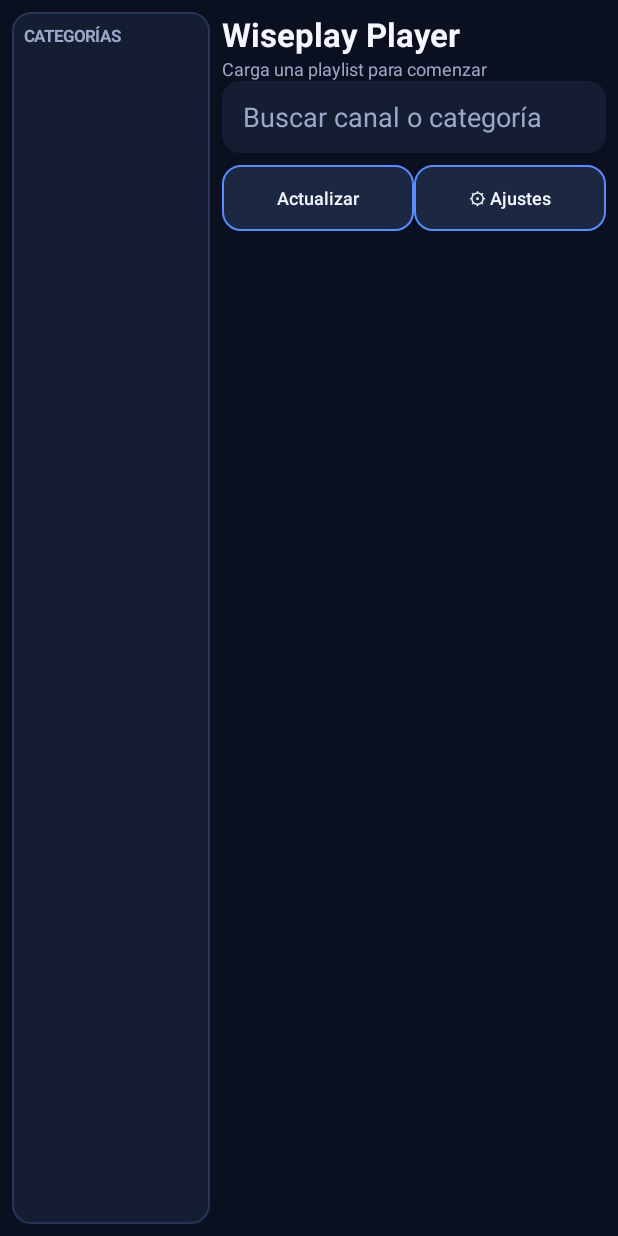
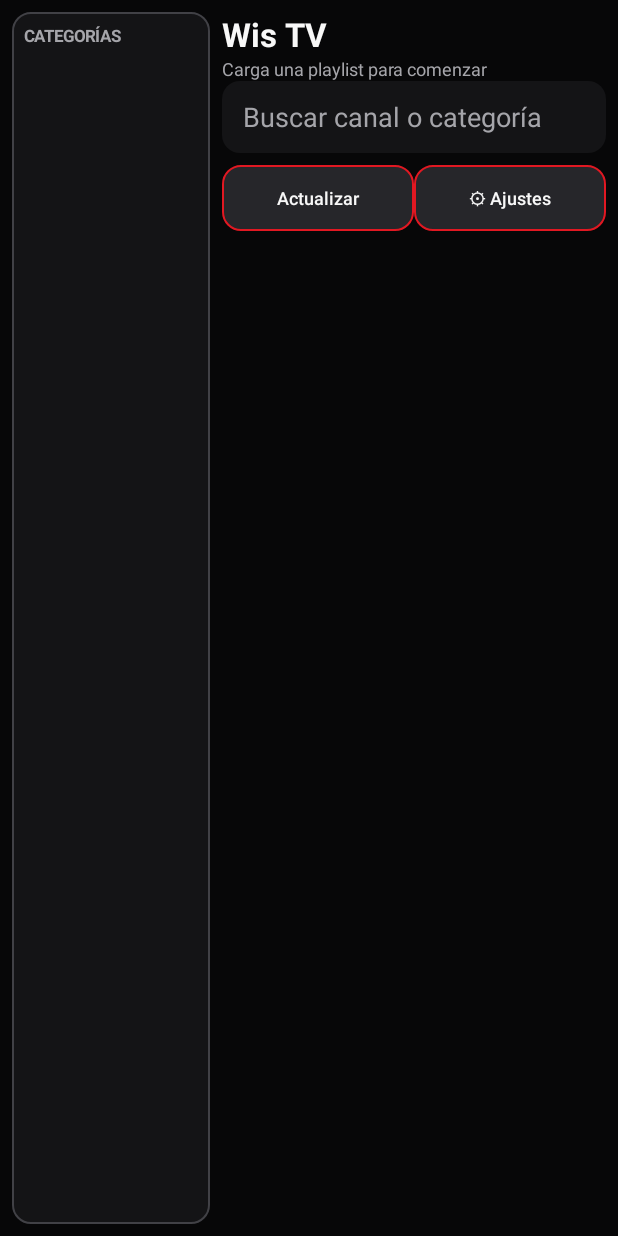
Before and after one commit to cronus100x/app-beta-2, an Android app: the screen it shows after launch (MainActivity), on a phone screen of 412 x 824 dp. Run offline under Robolectric (Android 15) with nearby library versions, the phone set to English and light mode, and no system bars.

Commit message:
Renombrar a Wis TV y aplicar estilo KillerTV

```diff
--- a/app/src/main/AndroidManifest.xml
+++ b/app/src/main/AndroidManifest.xml
@@ -6,7 +6,7 @@
 
     <application
         android:allowBackup="true"
-        android:label="Wiseplay Player"
+        android:label="Wis TV"
         android:supportsRtl="true"
         android:usesCleartextTraffic="true"
         android:theme="@style/Theme.AppCompat.NoActionBar">
--- a/app/src/main/java/com/wiseplay/player/MainActivity.java
+++ b/app/src/main/java/com/wiseplay/player/MainActivity.java
@@ -49,12 +49,12 @@ import java.util.concurrent.ExecutorService;
 import java.util.concurrent.Executors;
 
 public class MainActivity extends AppCompatActivity {
-    private static final int BG = Color.rgb(11, 16, 32);
-    private static final int SURFACE = Color.rgb(21, 29, 51);
-    private static final int SURFACE_ALT = Color.rgb(28, 39, 66);
-    private static final int ACCENT = Color.rgb(91, 140, 255);
-    private static final int MUTED = Color.rgb(155, 168, 199);
-    private static final int PRIMARY = Color.rgb(245, 247, 255);
+    private static final int BG = Color.rgb(7, 7, 8);
+    private static final int SURFACE = Color.rgb(20, 20, 22);
+    private static final int SURFACE_ALT = Color.rgb(38, 38, 42);
+    private static final int ACCENT = Color.rgb(225, 24, 34);
+    private static final int MUTED = Color.rgb(165, 165, 170);
+    private static final int PRIMARY = Color.rgb(248, 248, 248);
 
     private final List<Channel> channels = new ArrayList<>();
     private final List<Channel> visibleChannels = new ArrayList<>();
@@ -97,7 +97,7 @@ public class MainActivity extends AppCompatActivity {
         LinearLayout content = new LinearLayout(this); content.setOrientation(LinearLayout.VERTICAL); content.setPadding(dp(8), 0, 0, 0); main.addView(content, new LinearLayout.LayoutParams(0, -1, 1));
         LinearLayout header = new LinearLayout(this); header.setGravity(Gravity.CENTER_VERTICAL); content.addView(header, wrap());
         LinearLayout titleBox = new LinearLayout(this); titleBox.setOrientation(LinearLayout.VERTICAL); header.addView(titleBox, new LinearLayout.LayoutParams(0, -2, 1));
-        TextView title = label("Wiseplay Player", 22, PRIMARY); title.setTypeface(Typeface.DEFAULT, Typeface.BOLD); titleBox.addView(title);
+        TextView title = label("Wis TV", 22, PRIMARY); title.setTypeface(Typeface.DEFAULT, Typeface.BOLD); titleBox.addView(title);
         statusText = label("Carga una playlist para comenzar", 12, MUTED); titleBox.addView(statusText);
         progressBar = new ProgressBar(this); progressBar.setVisibility(View.GONE); header.addView(progressBar, new LinearLayout.LayoutParams(dp(28), dp(28)));
 
@@ -200,8 +200,8 @@ public class MainActivity extends AppCompatActivity {
     private TextView label(String s,float size,int color){TextView v=new TextView(this);v.setText(s);v.setTextSize(size);v.setTextColor(color);return v;}
     private EditText edit(String hint){EditText e=new EditText(this);e.setHint(hint);e.setHintTextColor(MUTED);e.setTextColor(PRIMARY);e.setSingleLine(true);e.setInputType(InputType.TYPE_CLASS_TEXT);e.setPadding(dp(14),0,dp(14),0);e.setBackground(round(SURFACE,12,0,0));return e;}
     private Button action(String text){Button b=new Button(this);b.setText(text);b.setTextColor(PRIMARY);b.setTextSize(12);b.setAllCaps(false);b.setMinWidth(0);b.setPadding(dp(8),0,dp(8),0);b.setBackground(round(SURFACE_ALT,12,ACCENT,1));return b;}
-    private LinearLayout panel(){LinearLayout l=new LinearLayout(this);l.setOrientation(LinearLayout.VERTICAL);l.setBackground(round(SURFACE,12,Color.rgb(38,52,85),1));return l;}
-    private GradientDrawable cardBackground(){return round(SURFACE,12,Color.rgb(38,52,85),1);}
+    private LinearLayout panel(){LinearLayout l=new LinearLayout(this);l.setOrientation(LinearLayout.VERTICAL);l.setBackground(round(SURFACE,12,Color.rgb(65,65,70),1));return l;}
+    private GradientDrawable cardBackground(){return round(SURFACE,12,Color.rgb(65,65,70),1);}
     private GradientDrawable round(int color,int radius,int stroke,int width){GradientDrawable d=new GradientDrawable();d.setColor(color);d.setCornerRadius(dp(radius));if(width>0)d.setStroke(dp(width),stroke);return d;}
     private LinearLayout.LayoutParams wrap(){return new LinearLayout.LayoutParams(-1,-2);}
     private int dp(int v){return (int)(v*getResources().getDisplayMetrics().density+0.5f);}
```
Also changed, not shown: app/src/main/res/layout/activity_player.xml (+4 -4 lines).
